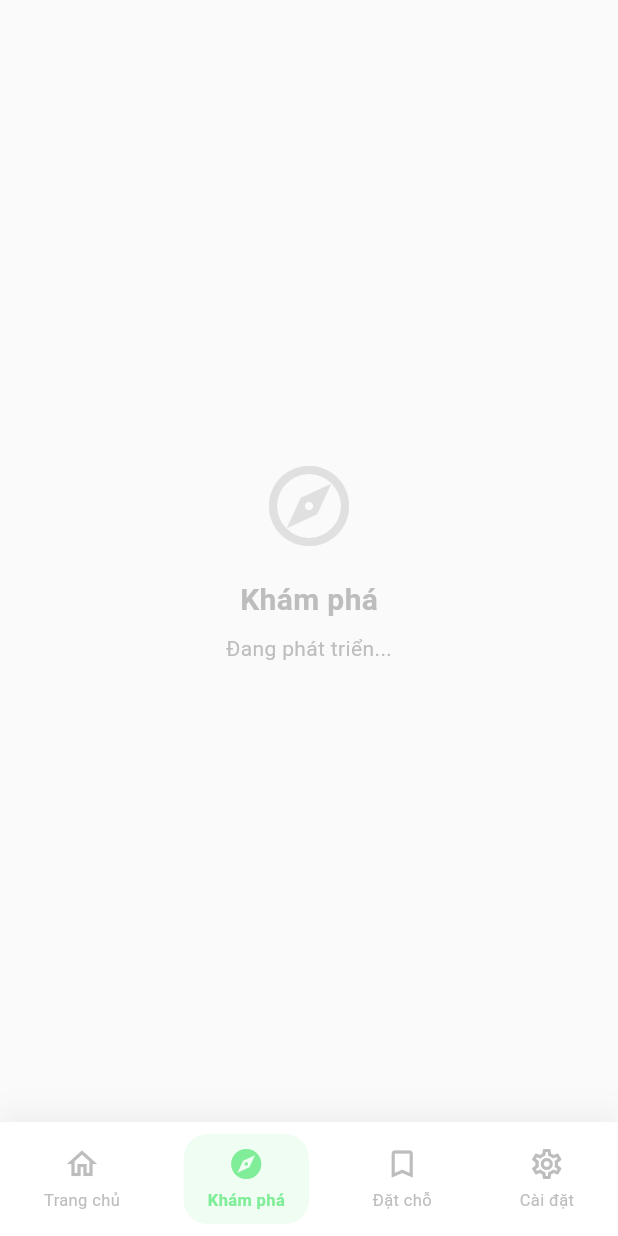
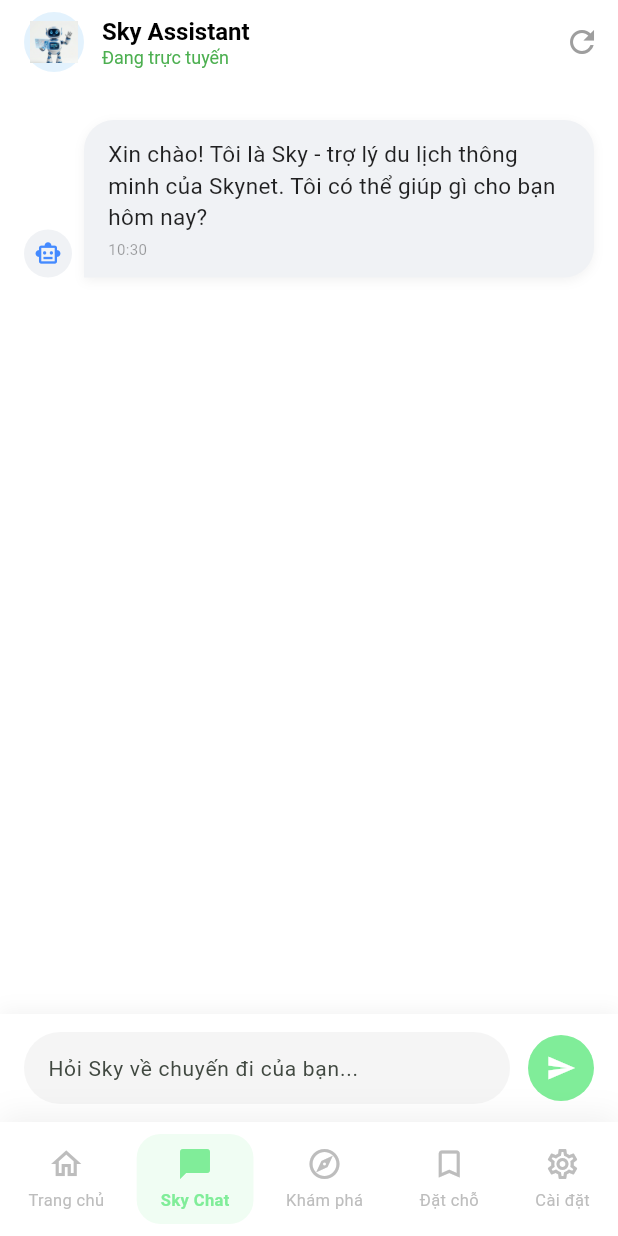
Before and after one commit to BTTBao/Skynet-Smart-Trip, a Flutter app: the screen it shows after launch, item 2 of the bottom bar chosen, on a phone screen of 412 x 824 dp. Run offline on Flutter 3.47's test engine with Material 3 defaults, Android fonts, the phone set to English and light mode, and no system bars; accounts and stored records are empty; Roboto replaces fonts that are missing (Public Sans).

Commit message:
feat UI Chatbot

```diff
--- /dev/null
+++ b/mobile/lib/models/chat_message.dart
@@ -0,0 +1,13 @@
+enum MessageSender { user, bot }
+
+class ChatMessage {
+  final String text;
+  final MessageSender sender;
+  final DateTime timestamp;
+
+  ChatMessage({
+    required this.text,
+    required this.sender,
+    required this.timestamp,
+  });
+}
--- a/mobile/lib/models/user_profile.dart
+++ b/mobile/lib/models/user_profile.dart
@@ -1,4 +1,3 @@
-import 'dart:convert';
 
 class UserProfile {
   final String id;
--- /dev/null
+++ b/mobile/lib/providers/chat_provider.dart
@@ -0,0 +1,71 @@
+import 'package:flutter/material.dart';
+import '../models/chat_message.dart';
+
+class ChatProvider with ChangeNotifier {
+  final List<ChatMessage> _messages = [
+    ChatMessage(
+      text: 'Xin chào! Tôi là Sky - trợ lý du lịch thông minh của Skynet. Tôi có thể giúp gì cho bạn hôm nay?',
+      sender: MessageSender.bot,
+      timestamp: DateTime.now(),
+    ),
+  ];
+
+  bool _isTyping = false;
+
+  List<ChatMessage> get messages => List.unmodifiable(_messages);
+  bool get isTyping => _isTyping;
+
+  Future<void> sendMessage(String text) async {
+    if (text.trim().isEmpty) return;
+
+    // Thêm tin nhắn của người dùng
+    _messages.add(ChatMessage(
+      text: text,
+      sender: MessageSender.user,
+      timestamp: DateTime.now(),
+    ));
+    notifyListeners();
+
+    // Giả lập trạng thái Bot đang trả lời
+    _isTyping = true;
+    notifyListeners();
+
+    // Giả lập delay từ AI
+    await Future.delayed(const Duration(seconds: 2));
+
+    // Phản hồi giả lập (Sẽ thay bằng API thật sau)
+    String botResponse = _getMockResponse(text);
+
+    _messages.add(ChatMessage(
+      text: botResponse,
+      sender: MessageSender.bot,
+      timestamp: DateTime.now(),
+    ));
+
+    _isTyping = false;
+    notifyListeners();
+  }
+
+  String _getMockResponse(String userText) {
+    userText = userText.toLowerCase();
+    if (userText.contains('đà lạt')) {
+      return 'Đà Lạt mùa này rất đẹp! Bạn nên ghé thăm Thung lũng Tình yêu và thưởng thức lẩu gà lá é nhé.';
+    } else if (userText.contains('thời tiết')) {
+      return 'Hiện tại thời tiết ở các điểm du lịch chính đang khá thuận lợi. Bạn muốn kiểm tra cụ thể ở đâu?';
+    } else if (userText.contains('khách sạn')) {
+      return 'Tôi có thể giúp bạn tìm khách sạn phù hợp. Bạn dự định đi vào ngày nào và ngân sách khoảng bao nhiêu?';
+    } else {
+      return 'Cảm ơn bạn! Tôi đang xử lý thông tin. Bạn có muốn biết thêm về các tour du lịch hot nhất hiện nay không?';
+    }
+  }
+
+  void clearChat() {
+    _messages.clear();
+    _messages.add(ChatMessage(
+      text: 'Cuộc trò chuyện đã được làm mới. Sky có thể giúp gì thêm cho bạn?',
+      sender: MessageSender.bot,
+      timestamp: DateTime.now(),
+    ));
+    notifyListeners();
+  }
+}
--- a/mobile/lib/providers/profile_provider.dart
+++ b/mobile/lib/providers/profile_provider.dart
@@ -21,7 +21,7 @@ class ProfileProvider with ChangeNotifier {
     notifyListeners();
 
     try {
-      _profileData = await _apiService.getProfileData();
+      _profileData = await _apiService.getProfile();
     } catch (e) {
       _error = e.toString();
     } finally {
--- a/mobile/lib/providers/providers.dart
+++ b/mobile/lib/providers/providers.dart
@@ -0,0 +1,2 @@
+export 'profile_provider.dart';
+export 'chat_provider.dart';
--- /dev/null
+++ b/mobile/lib/views/chatbot/chatbot_view.dart
@@ -0,0 +1,111 @@
+import 'package:flutter/material.dart';
+import 'package:provider/provider.dart';
+import '../../providers/chat_provider.dart';
+import '../../widgets/chatbot/message_bubble.dart';
+import '../../widgets/chatbot/chat_input.dart';
+
+class ChatbotView extends StatefulWidget {
+  const ChatbotView({super.key});
+
+  @override
+  State<ChatbotView> createState() => _ChatbotViewState();
+}
+
+class _ChatbotViewState extends State<ChatbotView> {
+  final ScrollController _scrollController = ScrollController();
+
+  void _scrollToBottom() {
+    WidgetsBinding.instance.addPostFrameCallback((_) {
+      if (_scrollController.hasClients) {
+        _scrollController.animateTo(
+          _scrollController.position.maxScrollExtent,
+          duration: const Duration(milliseconds: 300),
+          curve: Curves.easeOut,
+        );
+      }
+    });
+  }
+
+  @override
+  Widget build(BuildContext context) {
+    final chatProvider = Provider.of<ChatProvider>(context);
+
+    // Tự động cuộn xuống khi có tin nhắn mới
+    _scrollToBottom();
+
+    return Scaffold(
+      backgroundColor: Colors.white,
+      appBar: AppBar(
+        backgroundColor: Colors.white,
+        elevation: 0,
+        scrolledUnderElevation: 0,
+        title: Row(
+          children: [
+            Container(
+              padding: const EdgeInsets.all(4),
+              decoration: BoxDecoration(
+                color: Colors.blue.shade50,
+                shape: BoxShape.circle,
+              ),
+              child: Image.asset(
+                'assets/images/skynet_mascot.png',
+                height: 32,
+                width: 32,
+                errorBuilder: (context, error, stackTrace) => const Icon(Icons.smart_toy, color: Colors.blue),
+              ),
+            ),
+            const SizedBox(width: 12),
+            Column(
+              crossAxisAlignment: CrossAxisAlignment.start,
+              children: [
+                const Text(
+                  'Sky Assistant',
+                  style: TextStyle(color: Colors.black, fontSize: 16, fontWeight: FontWeight.bold),
+                ),
+                Text(
+                  chatProvider.isTyping ? 'Sky đang nhập...' : 'Đang trực tuyến',
+                  style: TextStyle(
+                    color: chatProvider.isTyping ? Colors.blue : Colors.green,
+                    fontSize: 12,
+                  ),
+                ),
+              ],
+            ),
+          ],
+        ),
+        actions: [
+          IconButton(
+            icon: const Icon(Icons.refresh, color: Colors.grey),
+            onPressed: () => chatProvider.clearChat(),
+          ),
+        ],
+      ),
+      body: Column(
+        children: [
+          Expanded(
+            child: ListView.builder(
+              controller: _scrollController,
+              padding: const EdgeInsets.all(16),
+              itemCount: chatProvider.messages.length,
+              itemBuilder: (context, index) {
+                return MessageBubble(message: chatProvider.messages[index]);
+              },
+            ),
+          ),
+          if (chatProvider.isTyping)
+            const Padding(
+              padding: EdgeInsets.only(left: 16, bottom: 8),
+              child: Row(
+                children: [
+                  Text('Sky đang soạn câu trả lời...', style: TextStyle(color: Colors.black38, fontSize: 12, fontStyle: FontStyle.italic)),
+                ],
+              ),
+            ),
+          ChatInput(
+            onSend: (text) => chatProvider.sendMessage(text),
+          ),
+        ],
+      ),
+    );
+  }
+}
--- a/mobile/lib/views/main_shell.dart
+++ b/mobile/lib/views/main_shell.dart
@@ -2,6 +2,7 @@ import 'package:flutter/material.dart';
 import 'package:provider/provider.dart';
 import '../providers/profile_provider.dart';
 import 'profile/profile_view.dart';
+import 'chatbot/chatbot_view.dart';
 
 class MainShell extends StatefulWidget {
   const MainShell({super.key});
@@ -15,8 +16,9 @@ class _MainShellState extends State<MainShell> {
 
   // Danh sách các trang chính của ứng dụng
   // Hiện tại chỉ có 1  tab "Cài đặt", sau này thêm tab khác vào đây
-  final List<Widget> _pages = const [
+  final List<Widget> _pages = [
     _PlaceholderPage(label: 'Trang chủ', icon: Icons.home_outlined),
+    ChatbotView(), // Tích hợp Chatbot vào tab 2
     _PlaceholderPage(label: 'Khám phá', icon: Icons.explore_outlined),
     _PlaceholderPage(label: 'Đặt chỗ', icon: Icons.bookmark_outline),
     ProfileView(),
@@ -58,9 +60,10 @@ class _MainShellState extends State<MainShell> {
               mainAxisAlignment: MainAxisAlignment.spaceAround,
               children: [
                 _buildNavItem(0, Icons.home_outlined, Icons.home, 'Trang chủ', primaryColor),
-                _buildNavItem(1, Icons.explore_outlined, Icons.explore, 'Khám phá', primaryColor),
-                _buildNavItem(2, Icons.bookmark_outline, Icons.bookmark, 'Đặt chỗ', primaryColor),
-                _buildNavItem(3, Icons.settings_outlined, Icons.settings, 'Cài đặt', primaryColor),
+                _buildNavItem(1, Icons.chat_bubble_outline, Icons.chat_bubble, 'Sky Chat', primaryColor),
+                _buildNavItem(2, Icons.explore_outlined, Icons.explore, 'Khám phá', primaryColor),
+                _buildNavItem(3, Icons.bookmark_outline, Icons.bookmark, 'Đặt chỗ', primaryColor),
+                _buildNavItem(4, Icons.settings_outlined, Icons.settings, 'Cài đặt', primaryColor),
               ],
             ),
           ),
--- /dev/null
+++ b/mobile/lib/widgets/chatbot/chat_input.dart
@@ -0,0 +1,74 @@
+import 'package:flutter/material.dart';
+
+class ChatInput extends StatefulWidget {
+  final Function(String) onSend;
+
+  const ChatInput({super.key, required this.onSend});
+
+  @override
+  State<ChatInput> createState() => _ChatInputState();
+}
+
+class _ChatInputState extends State<ChatInput> {
+  final TextEditingController _controller = TextEditingController();
+
+  void _handleSend() {
+    if (_controller.text.trim().isNotEmpty) {
+      widget.onSend(_controller.text);
+      _controller.clear();
+    }
+  }
+
+  @override
+  Widget build(BuildContext context) {
+    return Container(
+      padding: const EdgeInsets.symmetric(horizontal: 16, vertical: 12),
+      decoration: BoxDecoration(
+        color: Colors.white,
+        boxShadow: [
+          BoxShadow(
+            color: Colors.black.withValues(alpha: 0.05),
+            offset: const Offset(0, -2),
+            blurRadius: 10,
+          ),
+        ],
+      ),
+      child: SafeArea(
+        child: Row(
+          children: [
+            Expanded(
+              child: Container(
+                padding: const EdgeInsets.symmetric(horizontal: 16),
+                decoration: BoxDecoration(
+                  color: Colors.grey.shade100,
+                  borderRadius: BorderRadius.circular(25),
+                ),
+                child: TextField(
+                  controller: _controller,
+                  decoration: const InputDecoration(
+                    hintText: 'Hỏi Sky về chuyến đi của bạn...',
+                    border: InputBorder.none,
+                    hintStyle: TextStyle(fontSize: 14),
+                  ),
+                  onSubmitted: (_) => _handleSend(),
+                ),
+              ),
+            ),
+            const SizedBox(width: 12),
+            GestureDetector(
+              onTap: _handleSend,
+              child: Container(
+                padding: const EdgeInsets.all(12),
+                decoration: const BoxDecoration(
+                  color: Color(0xFF80ed99),
+                  shape: BoxShape.circle,
+                ),
+                child: const Icon(Icons.send, color: Colors.white, size: 20),
+              ),
+            ),
+          ],
+        ),
+      ),
+    );
+  }
+}
--- /dev/null
+++ b/mobile/lib/widgets/chatbot/message_bubble.dart
@@ -0,0 +1,75 @@
+import 'package:flutter/material.dart';
+import '../../models/chat_message.dart';
+import 'package:intl/intl.dart';
+
+class MessageBubble extends StatelessWidget {
+  final ChatMessage message;
+
+  const MessageBubble({super.key, required this.message});
+
+  @override
+  Widget build(BuildContext context) {
+    bool isUser = message.sender == MessageSender.user;
+    const primaryColor = Color(0xFF80ed99);
+
+    return Padding(
+      padding: const EdgeInsets.symmetric(vertical: 8),
+      child: Row(
+        mainAxisAlignment: isUser ? MainAxisAlignment.end : MainAxisAlignment.start,
+        crossAxisAlignment: CrossAxisAlignment.end,
+        children: [
+          if (!isUser) ...[
+            const CircleAvatar(
+              radius: 16,
+              backgroundColor: Color(0xFFF0F2F5),
+              child: Icon(Icons.smart_toy_outlined, size: 18, color: Colors.blueAccent),
+            ),
+            const SizedBox(width: 8),
+          ],
+          Flexible(
+            child: Container(
+              padding: const EdgeInsets.symmetric(horizontal: 16, vertical: 12),
+              decoration: BoxDecoration(
+                color: isUser ? primaryColor : const Color(0xFFF0F2F5),
+                borderRadius: BorderRadius.only(
+                  topLeft: const Radius.circular(20),
+                  topRight: const Radius.circular(20),
+                  bottomLeft: Radius.circular(isUser ? 20 : 0),
+                  bottomRight: Radius.circular(isUser ? 0 : 20),
+                ),
+                boxShadow: [
+                  BoxShadow(
+                    color: Colors.black.withValues(alpha: 0.05),
+                    blurRadius: 5,
+                    offset: const Offset(0, 2),
+                  ),
+                ],
+              ),
+              child: Column(
+                crossAxisAlignment: CrossAxisAlignment.start,
+                children: [
+                  Text(
+                    message.text,
+                    style: TextStyle(
+                      color: isUser ? Colors.white : Colors.black87,
+                      fontSize: 15,
+                    ),
+                  ),
+                  const SizedBox(height: 4),
+                  Text(
+                    DateFormat('HH:mm').format(message.timestamp),
+                    style: TextStyle(
+                      color: isUser ? Colors.white70 : Colors.black38,
+                      fontSize: 10,
+                    ),
+                  ),
+                ],
+              ),
+            ),
+          ),
+          if (isUser) const SizedBox(width: 8),
+        ],
+      ),
+    );
+  }
+}
--- a/mobile/pubspec.yaml
+++ b/mobile/pubspec.yaml
@@ -36,6 +36,7 @@ dependencies:
   cupertino_icons: ^1.0.8
   provider: ^6.1.2
   http: ^1.2.0
+  intl: ^0.19.0
 
 dev_dependencies:
   flutter_test:
@@ -60,9 +61,8 @@ flutter:
   uses-material-design: true
 
   # To add assets to your application, add an assets section, like this:
-  # assets:
-  #   - images/a_dot_burr.jpeg
-  #   - images/a_dot_ham.jpeg
+  assets:
+    - assets/images/skynet_mascot.png
 
   # An image asset can refer to one or more resolution-specific "variants", see
   # https://flutter.dev/to/resolution-aware-images
```
Also changed, not shown: mobile/lib/main.dart (+5 -2 lines), mobile/assets/images/skynet_mascot.png (added), mobile/pubspec.lock, 6 other files.
